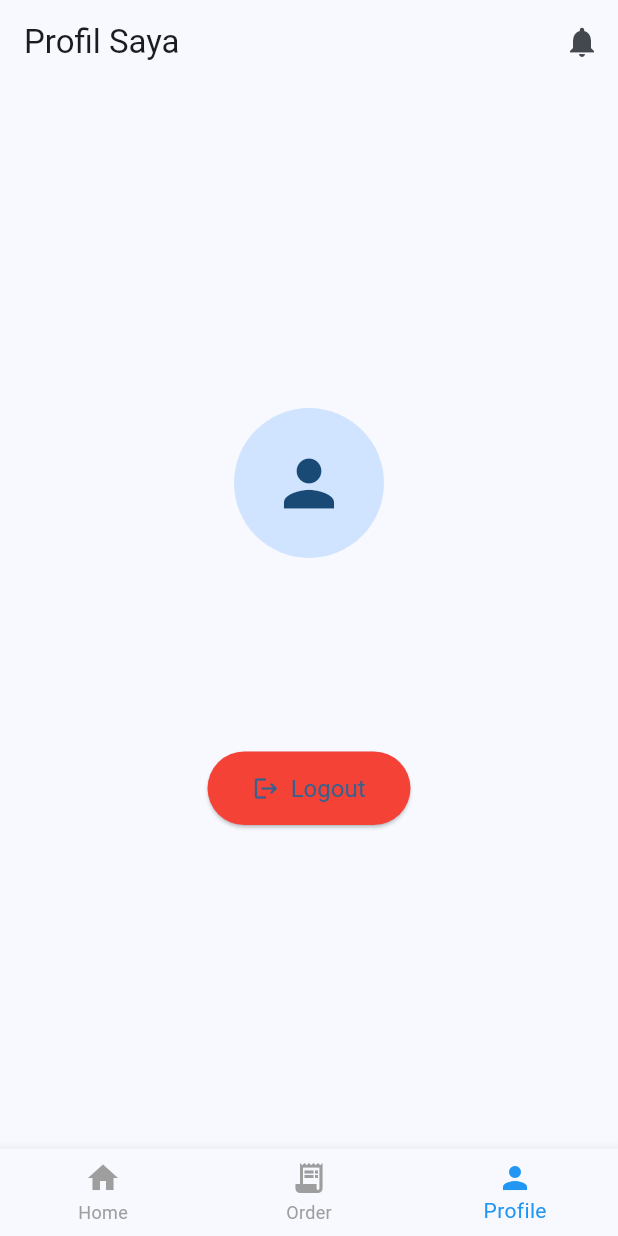
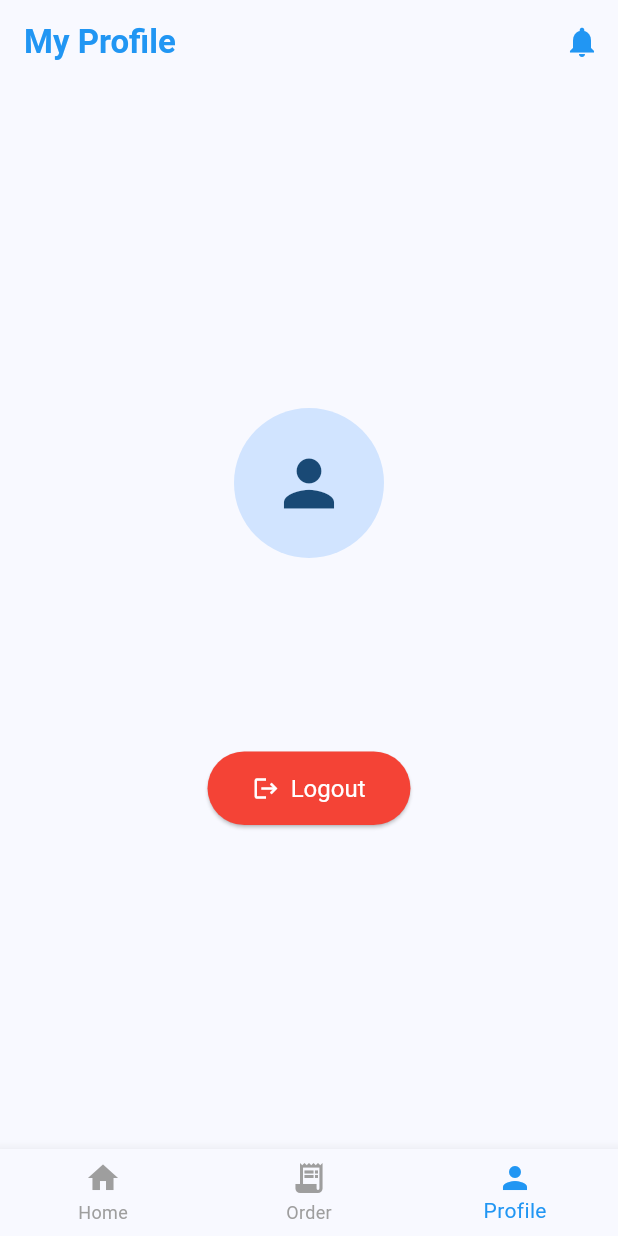
Before and after one commit to toastygoat1/iRent-mobile, a Flutter app: the ProfilePage screen opened by its route, on a phone screen of 412 x 824 dp. Run offline on Flutter 3.47's test engine with Material 3 defaults, Android fonts, the phone set to English and light mode, and no system bars; our stand-ins replace shared_preferences; accounts and stored records are empty; network calls fail.

Commit message:
perbaiki desain

```diff
--- a/lib/pages/product_order_popup.dart
+++ b/lib/pages/product_order_popup.dart
@@ -99,6 +99,11 @@ class _ProductOrderPopupState extends State<ProductOrderPopup> {
                 ElevatedButton(
                   onPressed: () => _goToConfirmation(context),
                   child: const Text('OK'),
+                  style: ElevatedButton.styleFrom(
+                    backgroundColor: Colors.blue,
+                    foregroundColor: Colors.white,
+                    textStyle: const TextStyle(fontSize: 18),
+                  ),
                 ),
               ],
             ),
--- a/lib/pages/profile_page.dart
+++ b/lib/pages/profile_page.dart
@@ -57,12 +57,19 @@ class _ProfilePageState extends State<ProfilePage> {
   Widget build(BuildContext context) {
     return Scaffold(
       appBar: AppBar(
-        title: const Text('Profil Saya'),
+        title: const Text(
+          'My Profile',
+          style: TextStyle(
+            fontWeight: FontWeight.bold,
+            fontSize: 22,
+            color: Colors.blue,
+          ),
+        ),
         automaticallyImplyLeading:
             false, // Optional: remove back button if using bottom nav
         actions: [
           IconButton(
-            icon: const Icon(Icons.notifications),
+            icon: const Icon(Icons.notifications, color: Colors.blue),
             onPressed: () {
               Navigator.push(
                 context,
@@ -111,8 +118,8 @@ class _ProfilePageState extends State<ProfilePage> {
                       label: const Text('Logout'),
                       onPressed: _handleLogout,
                       style: ElevatedButton.styleFrom(
-                        backgroundColor:
-                            Colors.red, // Or your theme's error color
+                        backgroundColor: Colors.red,
+                        foregroundColor: Colors.white,
                         padding: const EdgeInsets.symmetric(
                           horizontal: 30,
                           vertical: 15,
```
Also changed, not shown: lib/pages/notification_page.dart (+8 -1 lines), lib/pages/order_list_page.dart (+9 -2 lines), lib/pages/product_detail_page.dart (+20 -9 lines), lib/pages/product_order_confirmation_page.dart (+15 -1 lines), lib/pages/product_page.dart (+7 -9 lines).
